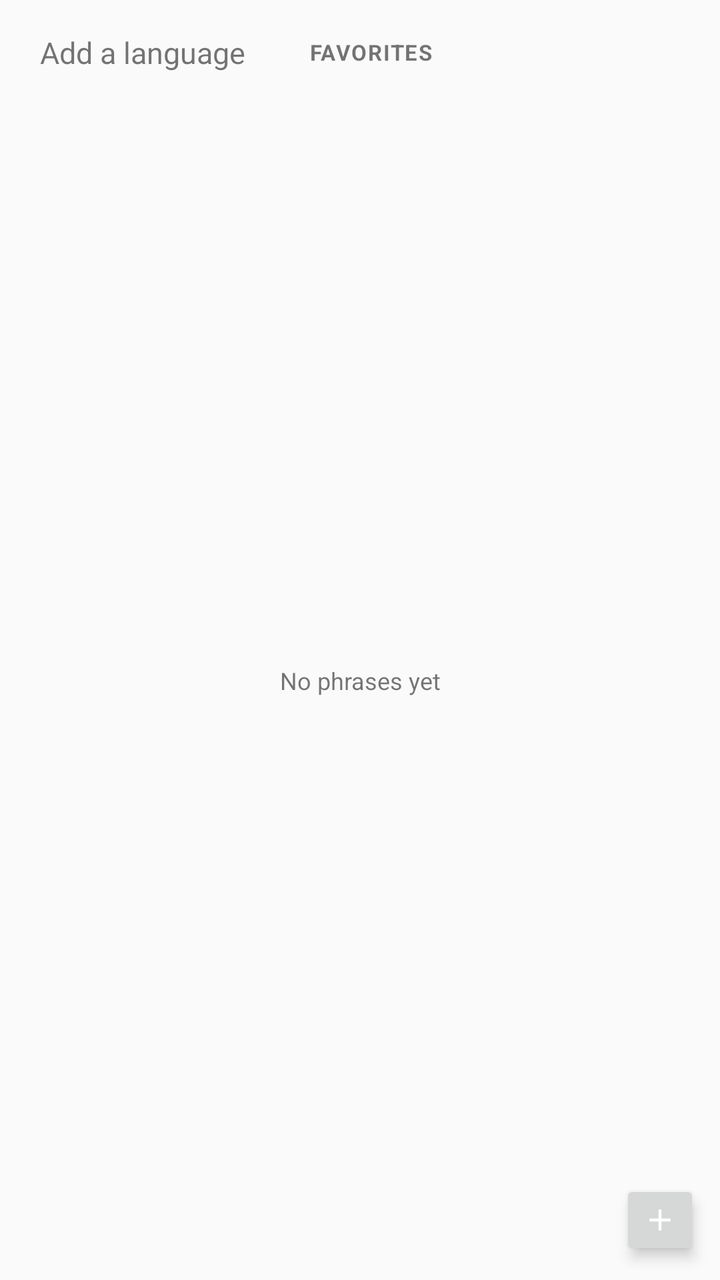
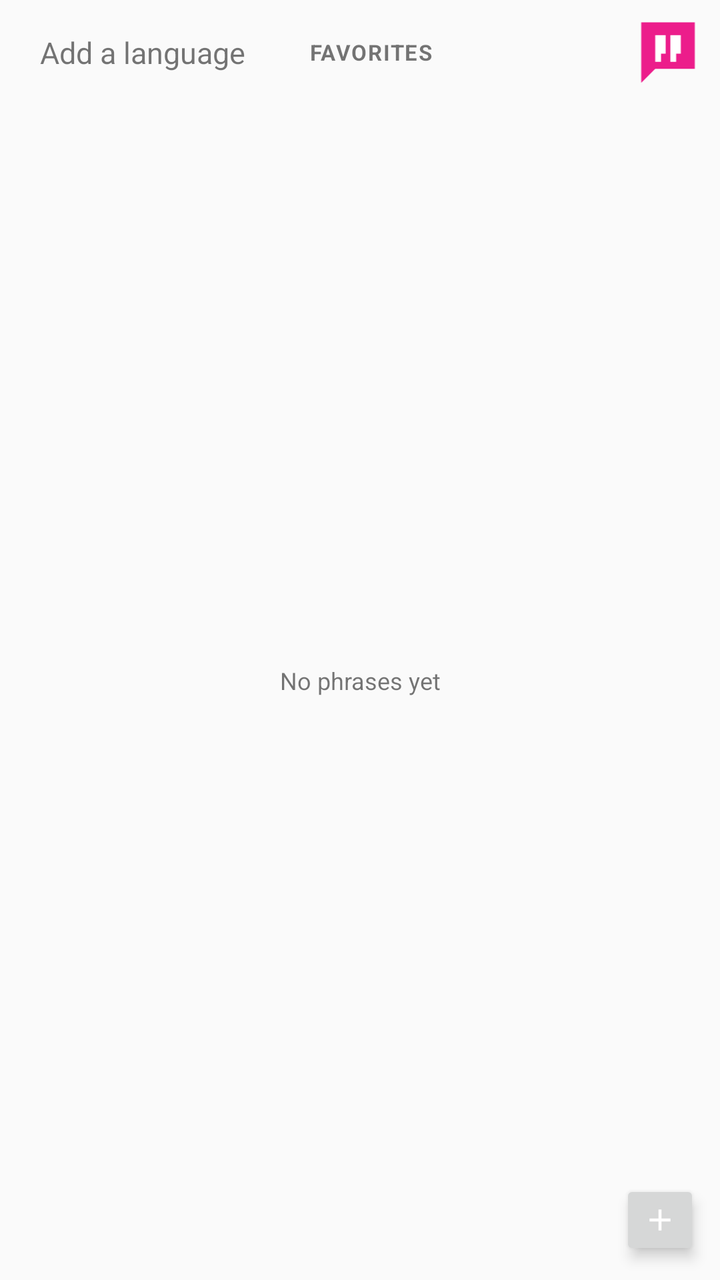

Screens rendered from an Android XML layout before and after an edit, with the pre-edit source and the edit as a unified diff.
<!-- AndroidManifest.xml: application theme AppTheme -->
<!-- res/layout/widget_phrase_review.xml -->
<?xml version="1.0" encoding="utf-8"?>
<FrameLayout xmlns:android="http://schemas.android.com/apk/res/android"
    android:id="@+id/widget_root"
    android:layout_width="match_parent"
    android:layout_height="match_parent"
    android:layoutDirection="ltr">

    <LinearLayout
        android:layout_width="match_parent"
        android:layout_height="match_parent"
        android:orientation="vertical"
        android:padding="10dp">

        <LinearLayout
            android:layout_width="match_parent"
            android:layout_height="wrap_content"
            android:orientation="horizontal"
            android:gravity="center_vertical">

            <TextView
                android:id="@+id/language_chip"
                android:layout_width="wrap_content"
                android:layout_height="wrap_content"
                android:paddingStart="10dp"
                android:paddingEnd="10dp"
                android:paddingTop="6dp"
                android:paddingBottom="6dp"
                android:textSize="15sp"
                android:textDirection="ltr"
                android:gravity="left"
                android:text="@string/widget_no_language" />

            <TextView
                android:id="@+id/filter_pill"
                android:layout_width="wrap_content"
                android:layout_height="wrap_content"
                android:layout_marginStart="8dp"
                android:paddingStart="14dp"
                android:paddingEnd="14dp"
                android:paddingTop="6dp"
                android:paddingBottom="6dp"
                android:textSize="11sp"
                android:textStyle="bold"
                android:textAllCaps="true"
                android:letterSpacing="0.05"
                android:textDirection="ltr"
                android:gravity="left"
                android:text="@string/widget_filter_favorites" />

            <LinearLayout
                android:layout_width="0dp"
                android:layout_height="1dp"
                android:layout_weight="1" />

            <ImageButton
                android:id="@+id/open_app_button"
                android:layout_width="32dp"
                android:layout_height="32dp"
                android:background="@android:color/transparent"
                android:scaleType="fitCenter"
                android:src="@mipmap/ic_launcher"
                android:contentDescription="@string/widget_open_app" />
        </LinearLayout>

        <FrameLayout
            android:layout_width="match_parent"
            android:layout_height="0dp"
            android:layout_weight="1"
            android:layout_marginTop="8dp">

            <ListView
                android:id="@+id/phrase_list_view"
                android:layout_width="match_parent"
                android:layout_height="match_parent"
                android:divider="@null"
                android:dividerHeight="4dp"
                android:scrollbars="none" />

            <TextView
                android:id="@+id/empty_view"
                android:layout_width="match_parent"
                android:layout_height="match_parent"
                android:gravity="center"
                android:textSize="12sp"
                android:text="@string/widget_empty" />
        </FrameLayout>
    </LinearLayout>

    <ImageButton
        android:id="@+id/quick_add_button"
        android:layout_width="40dp"
        android:layout_height="40dp"
        android:layout_gravity="bottom|end"
        android:layout_marginEnd="10dp"
        android:layout_marginBottom="10dp"
        android:elevation="4dp"
        android:scaleType="center"
        android:src="@drawable/ic_widget_add"
        android:contentDescription="@string/widget_quick_add" />
</FrameLayout>
<!-- resources referenced by this layout -->
<resources>
  <!-- drawable ic_widget_add (drawable) -->
  <?xml version="1.0" encoding="utf-8"?>
  <vector xmlns:android="http://schemas.android.com/apk/res/android"
      android:width="18dp"
      android:height="18dp"
      android:viewportWidth="24"
      android:viewportHeight="24">
      <path
          android:fillColor="#FFFFFF"
          android:pathData="M11,5h2v6h6v2h-6v6h-2v-6h-6v-2h6z" />
  </vector>
  <!-- mipmap ic_launcher (mipmap-anydpi-v26) -->
  <?xml version="1.0" encoding="utf-8"?>
  <adaptive-icon xmlns:android="http://schemas.android.com/apk/res/android">
      <background android:drawable="@color/ic_launcher_background"/>
      <foreground android:drawable="@mipmap/ic_launcher_foreground"/>
      <monochrome android:drawable="@mipmap/ic_launcher_foreground"/>
  </adaptive-icon>
  <string name="widget_empty">No phrases yet</string>
  <string name="widget_filter_favorites">Favorites</string>
  <string name="widget_no_language">Add a language</string>
  <string name="widget_open_app">Open Travel Chatter</string>
  <string name="widget_quick_add">Add phrase</string>
  <style name="AppTheme" parent="Theme.AppCompat.Light.DarkActionBar">
          
          <item name="colorPrimary">@color/colorPrimary</item>
          <item name="colorPrimaryDark">@color/colorPrimaryDark</item>
          <item name="colorAccent">@color/colorAccent</item>
      </style>
  <color name="ic_launcher_background">#EC1D8B</color>
</resources>

<!-- the commit's change to res/layout/widget_phrase_review.xml (unified diff, before → after) -->
@@ -58,7 +58,7 @@
                 android:layout_height="32dp"
                 android:background="@android:color/transparent"
                 android:scaleType="fitCenter"
-                android:src="@mipmap/ic_launcher"
+                android:src="@drawable/ic_widget_logo"
                 android:contentDescription="@string/widget_open_app" />
         </LinearLayout>
 
<!-- resource entries referenced after the edit -->
@@ -11,13 +11,23 @@
           android:fillColor="#FFFFFF"
           android:pathData="M11,5h2v6h6v2h-6v6h-2v-6h-6v-2h6z" />
   </vector>
-  <!-- mipmap ic_launcher (mipmap-anydpi-v26) -->
+  <!-- drawable ic_widget_logo (drawable) -->
   <?xml version="1.0" encoding="utf-8"?>
-  <adaptive-icon xmlns:android="http://schemas.android.com/apk/res/android">
-      <background android:drawable="@color/ic_launcher_background"/>
-      <foreground android:drawable="@mipmap/ic_launcher_foreground"/>
-      <monochrome android:drawable="@mipmap/ic_launcher_foreground"/>
-  </adaptive-icon>
+  <vector xmlns:android="http://schemas.android.com/apk/res/android"
+      android:width="30dp"
+      android:height="33dp"
+      android:viewportWidth="100"
+      android:viewportHeight="110">
+      <path
+          android:fillColor="@color/widget_fabpink"
+          android:pathData="M4,4 H96 V84 H28 L4,108 Z" />
+      <path
+          android:fillColor="#FFFFFF"
+          android:pathData="M28,26 H46 V58 H38 V72 H28 Z" />
+      <path
+          android:fillColor="#FFFFFF"
+          android:pathData="M54,26 H72 V58 H64 V72 H54 Z" />
+  </vector>
   <string name="widget_empty">No phrases yet</string>
   <string name="widget_filter_favorites">Favorites</string>
   <string name="widget_no_language">Add a language</string>
@@ -29,6 +39,6 @@
           <item name="colorPrimaryDark">@color/colorPrimaryDark</item>
           <item name="colorAccent">@color/colorAccent</item>
       </style>
-  <color name="ic_launcher_background">#EC1D8B</color>
+  <color name="widget_fabpink">#EC1D8B</color>
 </resources>
 
